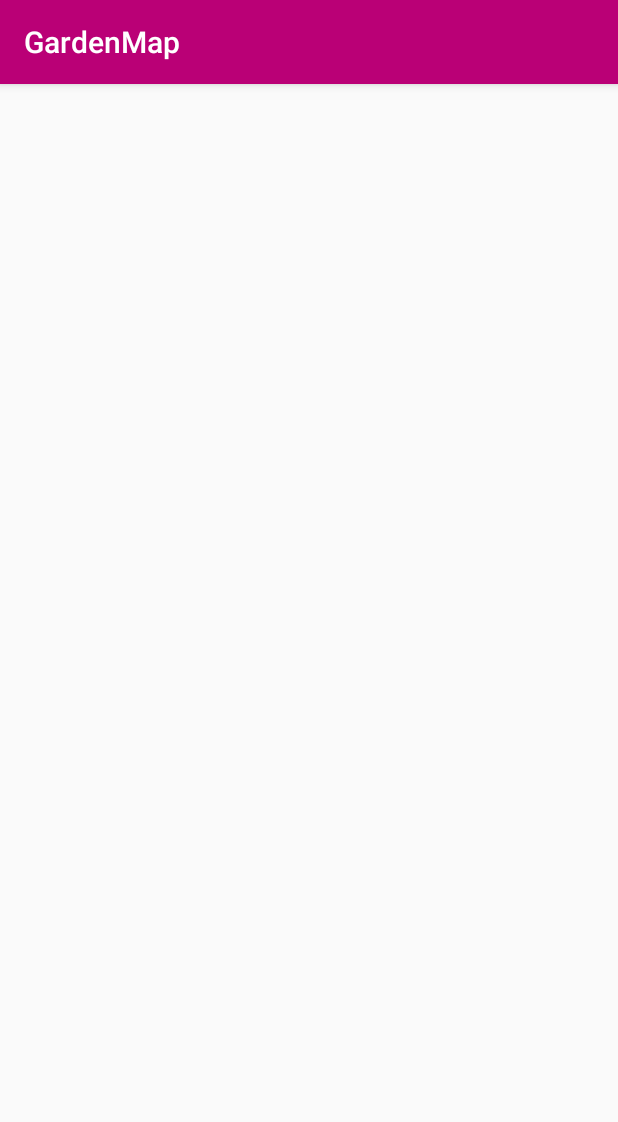
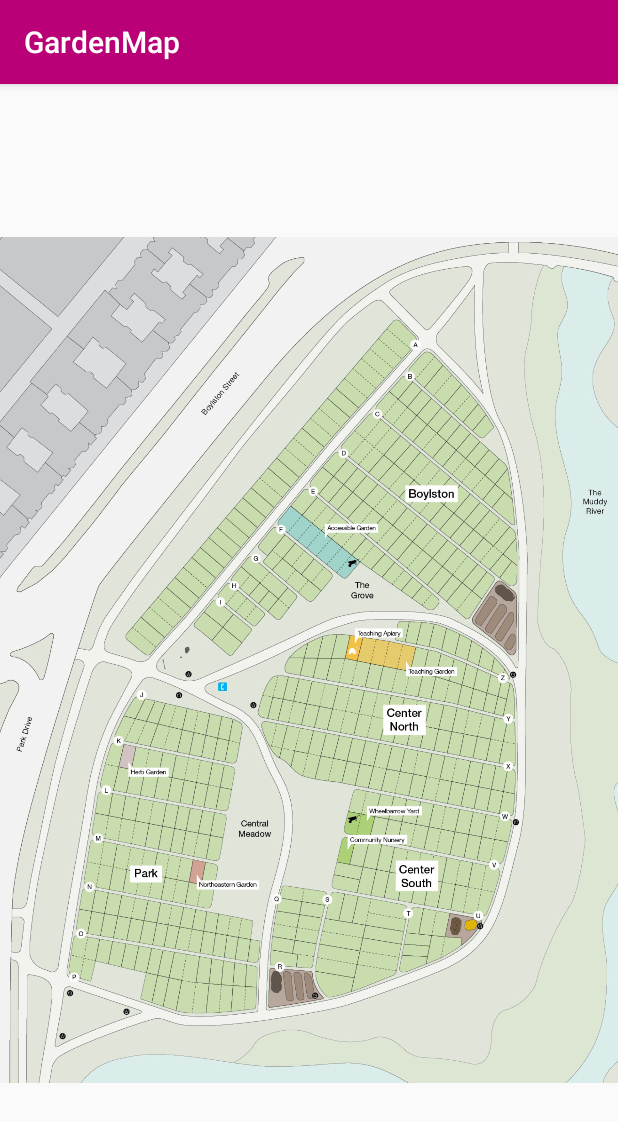
Before and after one commit to medinad96/fenway-android-master, an Android app: the GardenMap screen opened directly, with no data from a screen before it, on a phone screen of 412 x 824 dp. Shown: the top 1122 px of the screen. Run offline under Robolectric (Android 15) with nearby library versions, the phone set to English and light mode, and no system bars; libraries missing offline, so code that uses them is left out: uk.co.senab; 1 statement that could not run was skipped.

Commit message:
Pinch and Zoom Garden Map

```diff
--- a/app/build.gradle
+++ b/app/build.gradle
@@ -2,7 +2,7 @@ apply plugin: 'com.android.application'
 
 android {
     compileSdkVersion 23
-    buildToolsVersion "23.0.2"
+    buildToolsVersion "23.0.3"
 
     defaultConfig {
         applicationId "zacharysafran.fenwaygardensocietyfgsapp"
@@ -10,7 +10,18 @@ android {
         targetSdkVersion 23
         versionCode 1
         versionName "1.0"
+
+        multiDexEnabled true
+
     }
+
+
+    configurations {
+        all*.exclude group: 'com.android.support.v4.graphics'
+       // all*.exclude group: 'com.android.support', module: 'support-annotations'
+
+    }
+
     buildTypes {
         release {
             minifyEnabled false
@@ -24,4 +35,6 @@ dependencies {
     testCompile 'junit:junit:4.12'
     compile 'com.android.support:appcompat-v7:23.2.1'
     compile 'com.android.support:design:23.2.1'
+    compile 'com.github.chrisbanes.photoview:library:+'
+
 }
--- a/app/src/main/AndroidManifest.xml
+++ b/app/src/main/AndroidManifest.xml
@@ -3,6 +3,7 @@
     package="zacharysafran.fenwaygardensocietyfgsapp">
 
     <application
+        android:name="android.support.multidex.MultiDexApplication"
         android:allowBackup="true"
         android:icon="@mipmap/ic_launcher"
         android:label="@string/app_name"
--- a/app/src/main/java/zacharysafran/fenwaygardensocietyfgsapp/GardenMap.java
+++ b/app/src/main/java/zacharysafran/fenwaygardensocietyfgsapp/GardenMap.java
@@ -1,13 +1,21 @@
 package zacharysafran.fenwaygardensocietyfgsapp;
 
+import android.graphics.drawable.Drawable;
 import android.os.Bundle;
 import android.support.design.widget.FloatingActionButton;
 import android.support.design.widget.Snackbar;
+import android.support.v4.content.ContextCompat;
 import android.support.v7.app.AppCompatActivity;
 import android.support.v7.widget.Toolbar;
 import android.view.View;
+import android.widget.ImageView;
+
+import uk.co.senab.photoview.PhotoViewAttacher;
 
 public class GardenMap extends AppCompatActivity {
+
+ImageView mImageView;
+PhotoViewAttacher mAttacher;
 
     @Override
     protected void onCreate(Bundle savedInstanceState) {
@@ -24,6 +32,22 @@ public class GardenMap extends AppCompatActivity {
                         .setAction("Action", null).show();
             }
         });*/
+
+        // Any implementation of ImageView can be used!
+        mImageView = (ImageView) findViewById(R.id.image_view);
+
+        // Set the Drawable displayed
+        //Drawable bitmap = getResources().getDrawable(R.drawable.fenway_mapimageview);
+        //mImageView.setImageDrawable(bitmap);
+        Drawable drawable = ContextCompat.getDrawable(this, R.drawable.fenway_mapimageview);
+        mImageView.setImageDrawable(drawable);
+
+        // Attach a PhotoViewAttacher, which takes care of all of the zooming functionality.
+        // (not needed unless you are going to change the drawable later)
+        mAttacher = new PhotoViewAttacher(mImageView);
+
     }
 
+    //mAttacher.update();
+
 }
--- a/app/src/main/res/layout/content_garden_map.xml
+++ b/app/src/main/res/layout/content_garden_map.xml
@@ -2,14 +2,18 @@
 <RelativeLayout xmlns:android="http://schemas.android.com/apk/res/android"
     xmlns:app="http://schemas.android.com/apk/res-auto"
     xmlns:tools="http://schemas.android.com/tools"
-    android:layout_width="match_parent"
-    android:layout_height="match_parent"
-    android:paddingBottom="@dimen/activity_vertical_margin"
-    android:paddingLeft="@dimen/activity_horizontal_margin"
-    android:paddingRight="@dimen/activity_horizontal_margin"
-    android:paddingTop="@dimen/activity_vertical_margin"
+    android:layout_width="fill_parent"
+    android:layout_height="fill_parent"
+
     app:layout_behavior="@string/appbar_scrolling_view_behavior"
     tools:context="zacharysafran.fenwaygardensocietyfgsapp.GardenMap"
     tools:showIn="@layout/activity_garden_map">
 
+    <ImageView
+        android:layout_width="fill_parent"
+        android:layout_height="wrap_content"
+        android:id="@+id/image_view"
+        android:layout_centerVertical="true"
+        android:layout_centerHorizontal="true" />
+
 </RelativeLayout>
--- a/build.gradle
+++ b/build.gradle
@@ -3,6 +3,7 @@
 buildscript {
     repositories {
         jcenter()
+
     }
     dependencies {
         classpath 'com.android.tools.build:gradle:1.5.0'
@@ -15,6 +16,7 @@ buildscript {
 allprojects {
     repositories {
         jcenter()
+
     }
 }
 
```
Also changed, not shown: app/src/main/res/drawable/fenway_mapimageview.jpg (added), 2 other files.
